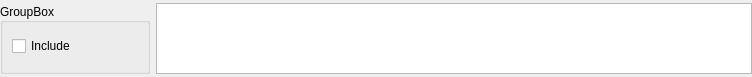
Old version of the form PropRow.ui in the repository daemonangel/Ditaform.
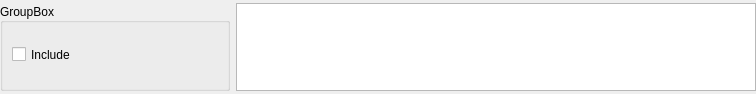
New version of the form.

Commit message: Made the left column a little wider and made the whole form start at a size of 800x600.

The edit to the form file:
```diff
--- a/PropRow.ui
+++ b/PropRow.ui
@@ -6,8 +6,8 @@
    <rect>
     <x>0</x>
     <y>0</y>
-    <width>752</width>
-    <height>77</height>
+    <width>756</width>
+    <height>94</height>
    </rect>
   </property>
   <property name="sizePolicy">
@@ -31,7 +31,7 @@
   <property name="windowTitle">
    <string>PropRow</string>
   </property>
-  <layout class="QFormLayout" name="formLayout">
+  <layout class="QGridLayout" name="gridLayout">
    <property name="leftMargin">
     <number>0</number>
    </property>
@@ -44,51 +44,17 @@
    <property name="bottomMargin">
     <number>3</number>
    </property>
-   <item row="0" column="1">
-    <widget class="QTextBrowser" name="textBrowser">
-     <property name="minimumSize">
-      <size>
-       <width>0</width>
-       <height>50</height>
-      </size>
-     </property>
-     <property name="styleSheet">
-      <string notr="true">font: 10pt &quot;Arial&quot;;</string>
-     </property>
-     <property name="autoFormatting">
-      <set>QTextEdit::AutoNone</set>
-     </property>
-     <property name="readOnly">
-      <bool>true</bool>
-     </property>
-     <property name="html">
-      <string>&lt;!DOCTYPE HTML PUBLIC &quot;-//W3C//DTD HTML 4.0//EN&quot; &quot;http://www.w3.org/TR/REC-html40/strict.dtd&quot;&gt;
-&lt;html&gt;&lt;head&gt;&lt;meta name=&quot;qrichtext&quot; content=&quot;1&quot; /&gt;&lt;meta charset=&quot;utf-8&quot; /&gt;&lt;style type=&quot;text/css&quot;&gt;
-p, li { white-space: pre-wrap; }
-&lt;/style&gt;&lt;/head&gt;&lt;body style=&quot; font-family:'Arial'; font-size:10pt; font-weight:400; font-style:normal;&quot;&gt;
-&lt;p style=&quot;-qt-paragraph-type:empty; margin-top:0px; margin-bottom:0px; margin-left:0px; margin-right:0px; -qt-block-indent:0; text-indent:0px;&quot;&gt;&lt;br /&gt;&lt;/p&gt;&lt;/body&gt;&lt;/html&gt;</string>
-     </property>
-     <property name="acceptRichText">
-      <bool>false</bool>
-     </property>
-     <property name="searchPaths">
-      <stringlist>
-       <string>C:\</string>
-      </stringlist>
-     </property>
-    </widget>
-   </item>
    <item row="0" column="0">
     <widget class="QGroupBox" name="propRow_group">
      <property name="sizePolicy">
-      <sizepolicy hsizetype="MinimumExpanding" vsizetype="MinimumExpanding">
-       <horstretch>0</horstretch>
+      <sizepolicy hsizetype="Expanding" vsizetype="MinimumExpanding">
+       <horstretch>1</horstretch>
        <verstretch>0</verstretch>
       </sizepolicy>
      </property>
      <property name="minimumSize">
       <size>
-       <width>150</width>
+       <width>230</width>
        <height>0</height>
       </size>
      </property>
@@ -124,6 +90,46 @@
      </layout>
     </widget>
    </item>
+   <item row="0" column="1">
+    <widget class="QTextBrowser" name="textBrowser">
+     <property name="sizePolicy">
+      <sizepolicy hsizetype="Expanding" vsizetype="Expanding">
+       <horstretch>3</horstretch>
+       <verstretch>0</verstretch>
+      </sizepolicy>
+     </property>
+     <property name="minimumSize">
+      <size>
+       <width>500</width>
+       <height>50</height>
+      </size>
+     </property>
+     <property name="styleSheet">
+      <string notr="true">font: 10pt &quot;Arial&quot;;</string>
+     </property>
+     <property name="autoFormatting">
+      <set>QTextEdit::AutoNone</set>
+     </property>
+     <property name="readOnly">
+      <bool>true</bool>
+     </property>
+     <property name="html">
+      <string>&lt;!DOCTYPE HTML PUBLIC &quot;-//W3C//DTD HTML 4.0//EN&quot; &quot;http://www.w3.org/TR/REC-html40/strict.dtd&quot;&gt;
+&lt;html&gt;&lt;head&gt;&lt;meta name=&quot;qrichtext&quot; content=&quot;1&quot; /&gt;&lt;meta charset=&quot;utf-8&quot; /&gt;&lt;style type=&quot;text/css&quot;&gt;
+p, li { white-space: pre-wrap; }
+&lt;/style&gt;&lt;/head&gt;&lt;body style=&quot; font-family:'Arial'; font-size:10pt; font-weight:400; font-style:normal;&quot;&gt;
+&lt;p style=&quot;-qt-paragraph-type:empty; margin-top:0px; margin-bottom:0px; margin-left:0px; margin-right:0px; -qt-block-indent:0; text-indent:0px;&quot;&gt;&lt;br /&gt;&lt;/p&gt;&lt;/body&gt;&lt;/html&gt;</string>
+     </property>
+     <property name="acceptRichText">
+      <bool>false</bool>
+     </property>
+     <property name="searchPaths">
+      <stringlist>
+       <string>C:\</string>
+      </stringlist>
+     </property>
+    </widget>
+   </item>
   </layout>
  </widget>
  <layoutdefault spacing="6" margin="11"/>
```
The commit also changes 3 other files.
